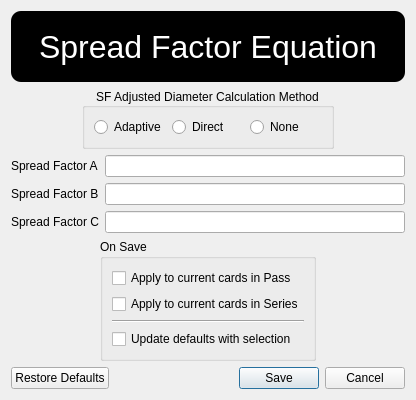
Old version of the form resources/editSpreadFactors.ui in the repository gill14/AccuPatt.
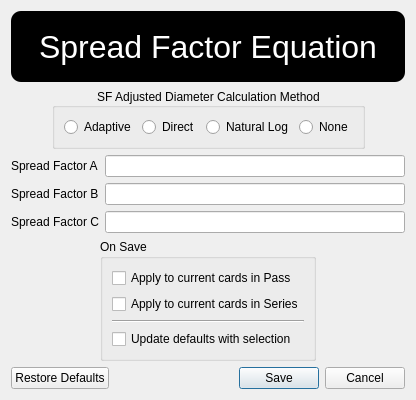
New version of the form.

Commit message: add logarithmic spread factor equation

```diff
--- a/resources/editSpreadFactors.ui
+++ b/resources/editSpreadFactors.ui
@@ -103,6 +103,19 @@
           </property>
          </widget>
         </item>
+        <item>
+         <widget class="QRadioButton" name="radioButtonLn">
+          <property name="toolTip">
+           <string>DD = A * ln(DS) + B</string>
+          </property>
+          <property name="toolTipDuration">
+           <number>5</number>
+          </property>
+          <property name="text">
+           <string>Natural Log</string>
+          </property>
+         </widget>
+        </item>
         <item>
          <widget class="QRadioButton" name="radioButtonNone">
           <property name="toolTip">
```
The commit also changes 3 other files.
